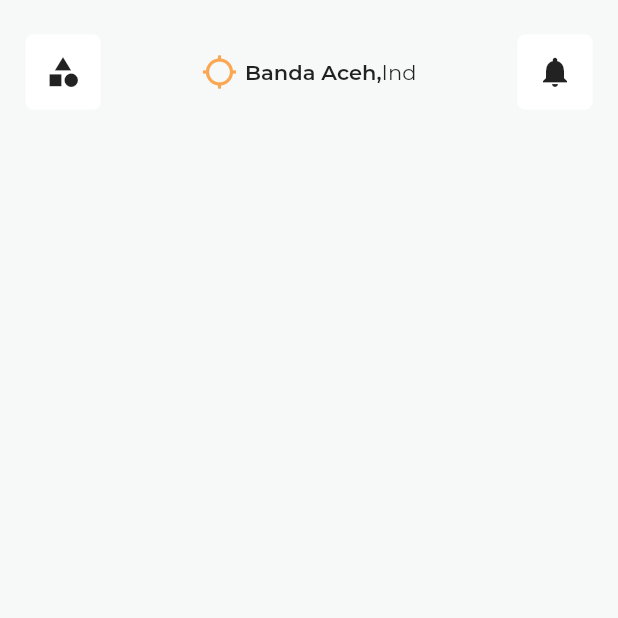
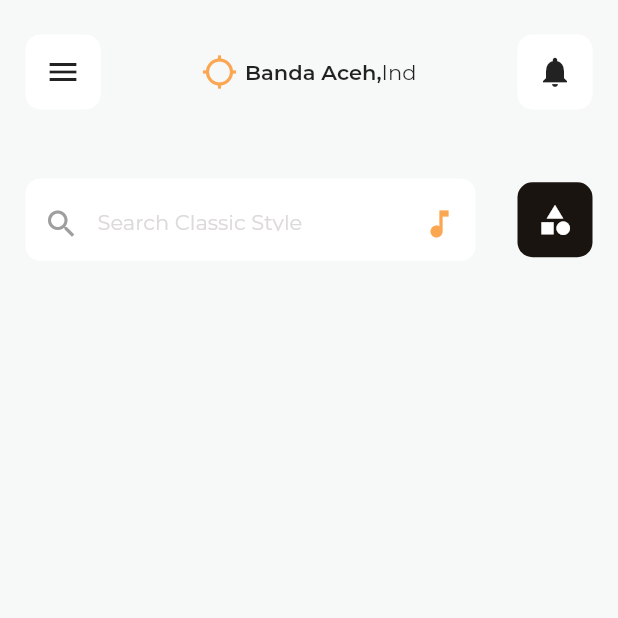
Before and after one commit to Apryn/real-estate, a Flutter app: the screen it shows after launch, on a phone screen of 412 x 824 dp, the top half of it. Run offline on Flutter 3.47's test engine with Material 2 defaults, Android fonts, the phone set to English and light mode, and no system bars.

Commit message:
Update Home_page.dart

```diff
--- a/lib/home_page.dart
+++ b/lib/home_page.dart
@@ -15,13 +15,12 @@ class home_page extends StatelessWidget {
                 mainAxisAlignment: MainAxisAlignment.spaceBetween,
                 children: [
                   Container(
-                    child: IconButton(
-                        onPressed: () {}, icon: Icon(Icons.category)),
+                    child: IconButton(onPressed: () {}, icon: Icon(Icons.menu)),
                     width: 50,
                     height: 50,
                     decoration: BoxDecoration(
                       color: Colors.white,
-                      borderRadius: BorderRadius.circular(5),
+                      borderRadius: BorderRadius.circular(10),
                     ),
                   ),
                   Row(
@@ -50,12 +49,70 @@ class home_page extends StatelessWidget {
                     height: 50,
                     decoration: BoxDecoration(
                       color: Colors.white,
-                      borderRadius: BorderRadius.circular(5),
+                      borderRadius: BorderRadius.circular(10),
+                    ),
+                  ),
+                ],
+              ),
+            ),
+            Padding(
+              padding: EdgeInsets.symmetric(horizontal: 17, vertical: 23),
+              child: Row(
+                mainAxisAlignment: MainAxisAlignment.spaceBetween,
+                children: [
+                  Container(
+                    child: Padding(
+                      padding: const EdgeInsets.symmetric(vertical: 10),
+                      child: Row(
+                        crossAxisAlignment: CrossAxisAlignment.start,
+                        children: [
+                          IconButton(
+                              onPressed: () {},
+                              icon: Icon(
+                                Icons.search,
+                                color: Colors.grey,
+                              )),
+                          Padding(
+                            padding: const EdgeInsets.symmetric(vertical: 10),
+                            child: Text(
+                              'Search Classic Style',
+                              style: Regular.copyWith(color: grey),
+                            ),
+                          ),
+                          Spacer(),
+                          IconButton(
+                            onPressed: () {},
+                            icon: Icon(Icons.music_note),
+                            color: Orange,
+                          ),
+                        ],
+                      ),
+                    ),
+                    width: 300,
+                    height: 55,
+                    decoration: BoxDecoration(
+                      color: Colors.white,
+                      borderRadius: BorderRadius.circular(10),
+                    ),
+                  ),
+                  Container(
+                    child: IconButton(
+                      onPressed: () {},
+                      icon: Icon(
+                        Icons.category,
+                        color: Colors.white,
+                      ),
+                    ),
+                    width: 50,
+                    height: 50,
+                    decoration: BoxDecoration(
+                      borderRadius: BorderRadius.circular(10),
+                      color: Black,
                     ),
                   )
                 ],
               ),
-            ),
+            )
           ],
         ),
       ),
```
